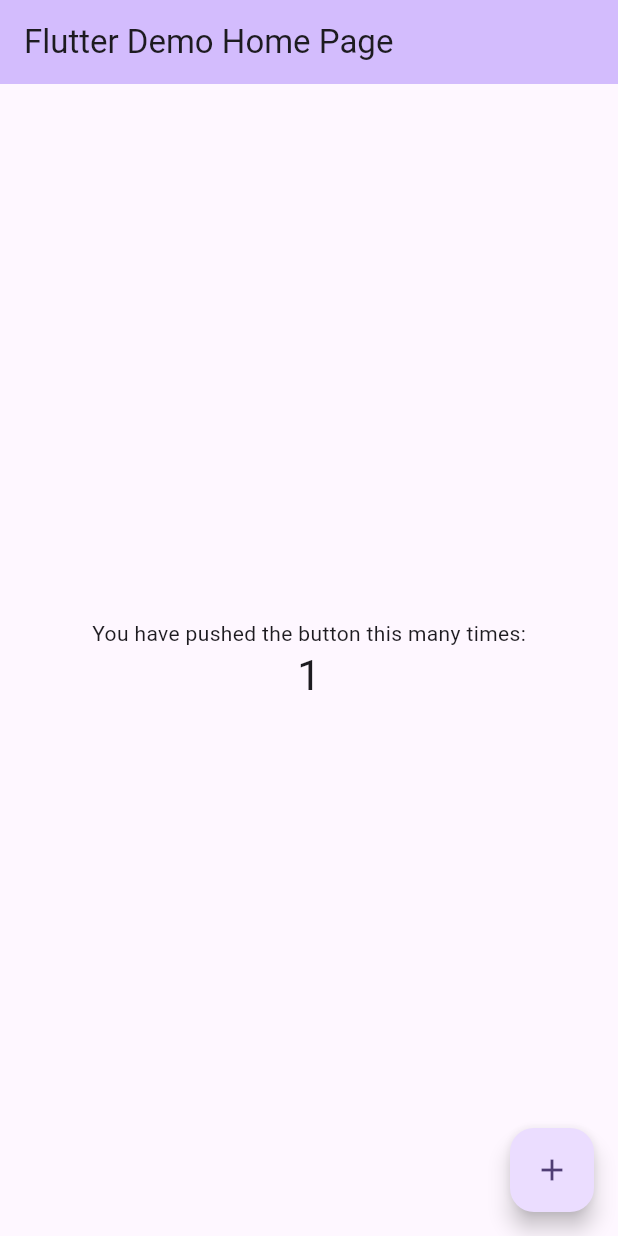
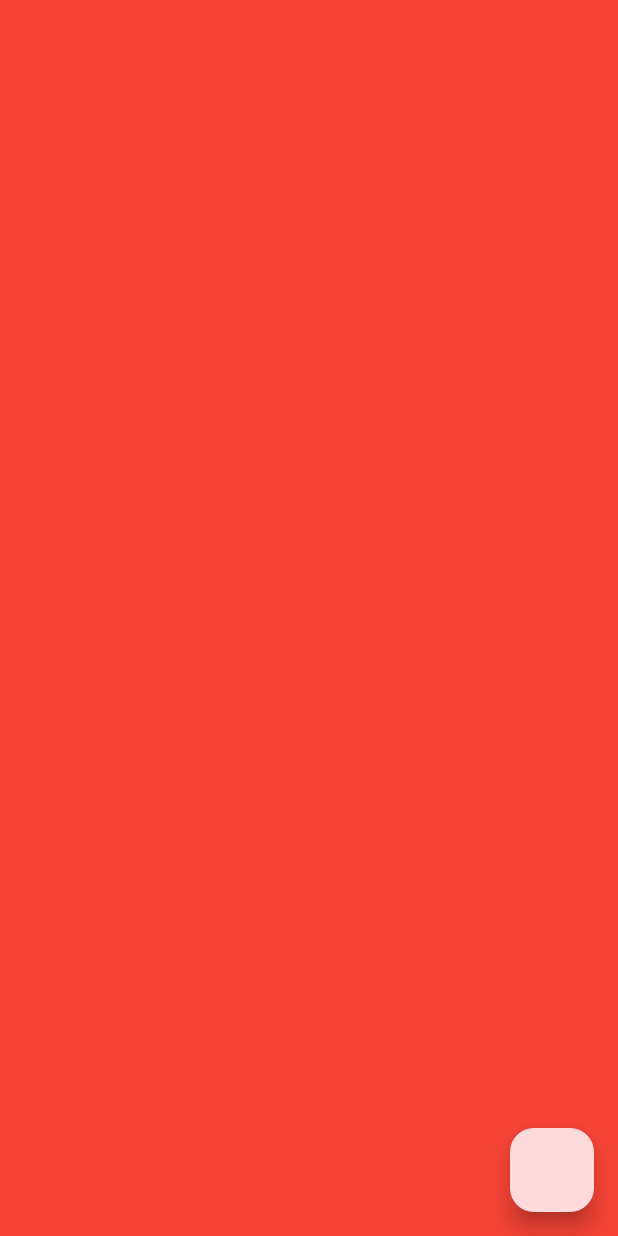
Before and after one commit to Nekit120/AnimeHub, a Flutter app: the screen it shows after launch, after a tap on the "add" icon, on a phone screen of 412 x 824 dp. Run offline on Flutter 3.47's test engine with Material 3 defaults, Android fonts, the phone set to English and light mode, and no system bars; our stand-ins replace auto_route.

Commit message:
Add theme

```diff
--- /dev/null
+++ b/lib/anime_hub.dart
@@ -0,0 +1,24 @@
+import 'package:anime_hub/theme/theme.dart';
+import 'package:flutter/material.dart';
+
+import 'core/domain/router/router.dart';
+
+class AnimeHub extends StatefulWidget {
+  const AnimeHub({super.key});
+
+  @override
+  State<AnimeHub> createState() => _AnimeHubState();
+}
+
+class _AnimeHubState extends State<AnimeHub> {
+  final _appRouter = AppRouter();
+
+  @override
+  Widget build(BuildContext context) {
+    return MaterialApp.router(
+      title: "AnimeHub",
+      theme: lightTheme,
+      routerConfig: _appRouter.config(),
+    );
+  }
+}
--- /dev/null
+++ b/lib/core/domain/router/router.dart
@@ -0,0 +1,16 @@
+import 'package:auto_route/auto_route.dart';
+
+import '../../../feature/anime_board/presetation/anime_new_item_page/anime_new_releases_page.dart';
+import '../../../feature/anime_board/presetation/favorite_anime_page/favorite_anime_page.dart';
+
+import 'router.gr.dart';
+
+@AutoRouterConfig()
+class AppRouter extends $AppRouter {
+
+  @override
+  List<AutoRoute> get routes => [
+   AutoRoute(page: AnimeNewReleasesRoute.page,path: "/"),
+   AutoRoute(page: FavoriteAnimeRoute.page)
+  ];
+}
--- /dev/null
+++ b/lib/feature/anime_board/presetation/anime_new_item_page/anime_new_releases_page.dart
@@ -0,0 +1,31 @@
+import 'package:auto_route/annotations.dart';
+import 'package:auto_route/auto_route.dart';
+import 'package:flutter/cupertino.dart';
+import 'package:flutter/material.dart';
+
+import '../../../../core/domain/router/router.gr.dart';
+
+@RoutePage()
+class AnimeNewReleasesPage extends StatefulWidget {
+  const AnimeNewReleasesPage({super.key});
+
+  @override
+  State<AnimeNewReleasesPage> createState() => _AnimeNewReleasesPageState();
+}
+
+class _AnimeNewReleasesPageState extends State<AnimeNewReleasesPage> {
+  @override
+  Widget build(BuildContext context) {
+    return  Scaffold(
+      body: Container(
+        color: Colors.green,
+      ),
+      floatingActionButton: FloatingActionButton(
+        onPressed: () {
+          AutoRouter.of(context).push(const FavoriteAnimeRoute());
+        },
+        child: const Icon(Icons.add),
+      ),
+    );
+  }
+}
--- /dev/null
+++ b/lib/feature/anime_board/presetation/favorite_anime_page/favorite_anime_page.dart
@@ -0,0 +1,29 @@
+import 'package:anime_hub/core/domain/router/router.dart';
+import 'package:auto_route/annotations.dart';
+import 'package:auto_route/auto_route.dart';
+import 'package:flutter/cupertino.dart';
+import 'package:flutter/material.dart';
+
+@RoutePage()
+class FavoriteAnimePage extends StatefulWidget {
+  const FavoriteAnimePage({super.key});
+
+  @override
+  State<FavoriteAnimePage> createState() => _AnimeNewItemPageState();
+}
+
+class _AnimeNewItemPageState extends State<FavoriteAnimePage> {
+  @override
+  Widget build(BuildContext context) {
+    return  Scaffold(
+      body: Container(
+        color: Colors.red,
+      ),
+      floatingActionButton: FloatingActionButton(
+        onPressed: () {
+        },
+        child: const Icon(Icons.add),
+      ),
+    );
+  }
+}
--- a/lib/main.dart
+++ b/lib/main.dart
@@ -1,125 +1,8 @@
+import 'package:anime_hub/anime_hub.dart';
 import 'package:flutter/material.dart';
 
 void main() {
-  runApp(const MyApp());
+
+  runApp(const AnimeHub());
+
 }
-
-class MyApp extends StatelessWidget {
-  const MyApp({super.key});
-
-  // This widget is the root of your application.
-  @override
-  Widget build(BuildContext context) {
-    return MaterialApp(
-      title: 'Flutter Demo',
-      theme: ThemeData(
-        // This is the theme of your application.
-        //
-        // TRY THIS: Try running your application with "flutter run". You'll see
-        // the application has a purple toolbar. Then, without quitting the app,
-        // try changing the seedColor in the colorScheme below to Colors.green
-        // and then invoke "hot reload" (save your changes or press the "hot
-        // reload" button in a Flutter-supported IDE, or press "r" if you used
-        // the command line to start the app).
-        //
-        // Notice that the counter didn't reset back to zero; the application
-        // state is not lost during the reload. To reset the state, use hot
-        // restart instead.
-        //
-        // This works for code too, not just values: Most code changes can be
-        // tested with just a hot reload.
-        colorScheme: ColorScheme.fromSeed(seedColor: Colors.deepPurple),
-        useMaterial3: true,
-      ),
-      home: const MyHomePage(title: 'Flutter Demo Home Page'),
-    );
-  }
-}
-
-class MyHomePage extends StatefulWidget {
-  const MyHomePage({super.key, required this.title});
-
-  // This widget is the home page of your application. It is stateful, meaning
-  // that it has a State object (defined below) that contains fields that affect
-  // how it looks.
-
-  // This class is the configuration for the state. It holds the values (in this
-  // case the title) provided by the parent (in this case the App widget) and
-  // used by the build method of the State. Fields in a Widget subclass are
-  // always marked "final".
-
-  final String title;
-
-  @override
-  State<MyHomePage> createState() => _MyHomePageState();
-}
-
-class _MyHomePageState extends State<MyHomePage> {
-  int _counter = 0;
-
-  void _incrementCounter() {
-    setState(() {
-      // This call to setState tells the Flutter framework that something has
-      // changed in this State, which causes it to rerun the build method below
-      // so that the display can reflect the updated values. If we changed
-      // _counter without calling setState(), then the build method would not be
-      // called again, and so nothing would appear to happen.
-      _counter++;
-    });
-  }
-
-  @override
-  Widget build(BuildContext context) {
-    // This method is rerun every time setState is called, for instance as done
-    // by the _incrementCounter method above.
-    //
-    // The Flutter framework has been optimized to make rerunning build methods
-    // fast, so that you can just rebuild anything that needs updating rather
-    // than having to individually change instances of widgets.
-    return Scaffold(
-      appBar: AppBar(
-        // TRY THIS: Try changing the color here to a specific color (to
-        // Colors.amber, perhaps?) and trigger a hot reload to see the AppBar
-        // change color while the other colors stay the same.
-        backgroundColor: Theme.of(context).colorScheme.inversePrimary,
-        // Here we take the value from the MyHomePage object that was created by
-        // the App.build method, and use it to set our appbar title.
-        title: Text(widget.title),
-      ),
-      body: Center(
-        // Center is a layout widget. It takes a single child and positions it
-        // in the middle of the parent.
-        child: Column(
-          // Column is also a layout widget. It takes a list of children and
-          // arranges them vertically. By default, it sizes itself to fit its
-          // children horizontally, and tries to be as tall as its parent.
-          //
-          // Column has various properties to control how it sizes itself and
-          // how it positions its children. Here we use mainAxisAlignment to
-          // center the children vertically; the main axis here is the vertical
-          // axis because Columns are vertical (the cross axis would be
-          // horizontal).
-          //
-          // TRY THIS: Invoke "debug painting" (choose the "Toggle Debug Paint"
-          // action in the IDE, or press "p" in the console), to see the
-          // wireframe for each widget.
-          mainAxisAlignment: MainAxisAlignment.center,
-          children: <Widget>[
-            const Text(
-              'You have pushed the button this many times:',
-            ),
-            Text(
-              '$_counter',
-              style: Theme.of(context).textTheme.headlineMedium,
-            ),
-          ],
-        ),
-      ),
-      floatingActionButton: FloatingActionButton(
-        onPressed: _incrementCounter,
-        tooltip: 'Increment',
-        child: const Icon(Icons.add),
-      ), // This trailing comma makes auto-formatting nicer for build methods.
-    );
-  }
-}
--- /dev/null
+++ b/lib/theme/theme.dart
@@ -0,0 +1,57 @@
+import 'package:anime_hub/theme/theme_colors.dart';
+import 'package:flutter/material.dart';
+
+final lightTheme = ThemeData(
+  useMaterial3: true,
+    colorScheme: const ColorScheme(
+      brightness: Brightness.light,
+      primary: LightThemeColors.mdThemeLightPrimary,
+      onPrimary: LightThemeColors.mdThemeLightOnPrimary,
+      secondary: LightThemeColors.mdThemeLightSecondary,
+      onSecondary: LightThemeColors.mdThemeLightOnSecondary,
+      background: LightThemeColors.mdThemeLightBackground,
+      onBackground: LightThemeColors.mdThemeLightOnBackground,
+      surface: LightThemeColors.mdThemeLightSurface,
+      onSurface: LightThemeColors.mdThemeLightOnSurface,
+      error: LightThemeColors.mdThemeLightError,
+      onError: LightThemeColors.mdThemeLightOnError,
+      primaryContainer: LightThemeColors.mdThemeLightPrimaryContainer,
+      onPrimaryContainer: LightThemeColors.mdThemeLightOnPrimaryContainer,
+      secondaryContainer: LightThemeColors.mdThemeLightSecondaryContainer,
+      onSecondaryContainer: LightThemeColors.mdThemeLightOnSecondaryContainer,
+      tertiary: LightThemeColors.mdThemeLightTertiary,
+      onTertiary: LightThemeColors.mdThemeLightOnTertiary,
+      tertiaryContainer: LightThemeColors.mdThemeLightTertiaryContainer,
+      onTertiaryContainer: LightThemeColors.mdThemeLightOnTertiaryContainer,
+      errorContainer: LightThemeColors.mdThemeLightErrorContainer,
+      onErrorContainer: LightThemeColors.mdThemeLightOnErrorContainer,
+      surfaceVariant: LightThemeColors.mdThemeLightSurfaceVariant,
+      onSurfaceVariant: LightThemeColors.mdThemeLightOnSurfaceVariant,
+      outline: LightThemeColors.mdThemeLightOutline,
+    ),
+  navigationBarTheme: const NavigationBarThemeData(
+     // surfaceTintColor: LightThemeColors.backgroundColorBottomSheet ,
+     // indicatorColor: LightThemeColors.secondaryContainerColorS90
+  ),
+  dropdownMenuTheme:
+      const DropdownMenuThemeData(inputDecorationTheme: InputDecorationTheme()),
+  inputDecorationTheme: const InputDecorationTheme(
+    border:
+        OutlineInputBorder(borderRadius: BorderRadius.all(Radius.circular(16))),
+    prefixIconColor: Color(0xFF81737A),
+    suffixIconColor: Color(0xFF81737A),
+  ),
+  textButtonTheme: TextButtonThemeData(
+      style: TextButton.styleFrom(
+    padding: EdgeInsets.zero,
+  )),
+  //dividerColor: LightThemeColors.outlineVariantColorNV80,
+  appBarTheme: const AppBarTheme(
+    iconTheme: IconThemeData(
+  //    color: LightThemeColors.outlineColorNV50,
+    ),
+    elevation: 0,
+    backgroundColor: Colors.white,
+  ),
+  iconTheme: const IconThemeData(color: Color(0xFF81737A)),
+);
```
Also changed, not shown: lib/core/domain/router/route_names.dart (added, +14 -0 lines), lib/feature/auth/presetation/auth_page.dart (added, +12 -0 lines), lib/theme/theme_colors.dart (added, +34 -0 lines), pubspec.yaml (+22 -0 lines), lib/core/domain/router/router.gr.dart (added), pubspec.lock, 3 other files.
